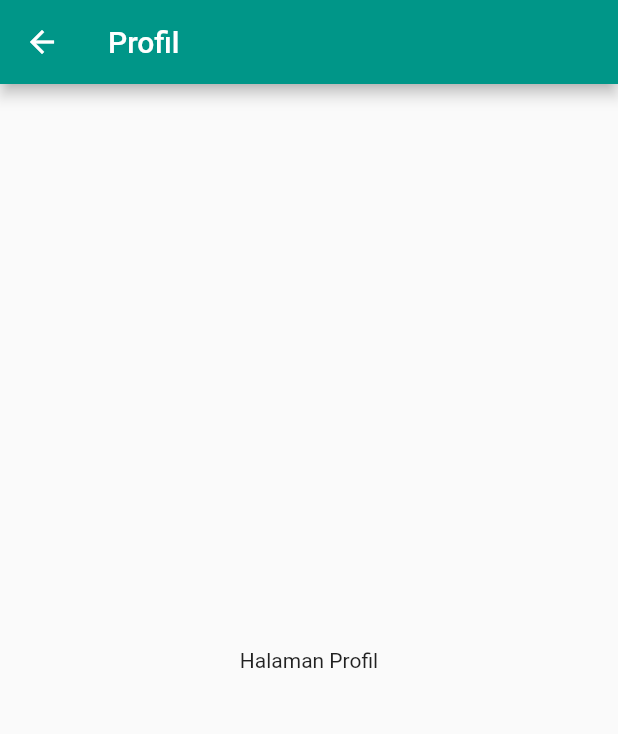
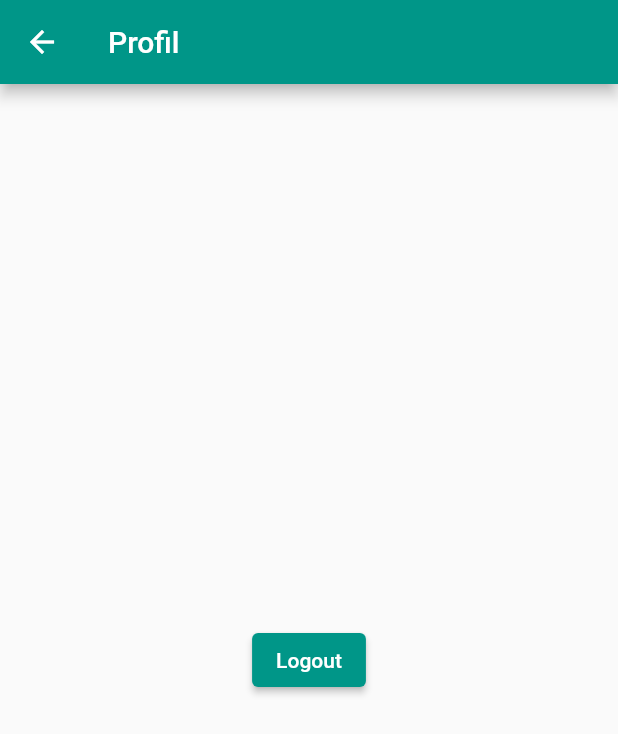
Before and after one commit to KoTA107-18/Mobile-Antrean-Babatan, a Flutter app: the Profil screen opened directly, on a phone screen of 412 x 824 dp. Shown: the top 734 px of the screen. Run offline on Flutter 3.47's test engine with Material 2 defaults, Android fonts, the light colour scheme and no system bars; missing offline and left inert: flutter_verification_code.

Commit message:
Logout Profil

```diff
--- a/lib/screen/profilScreen.dart
+++ b/lib/screen/profilScreen.dart
@@ -1,4 +1,5 @@
 import 'package:flutter/material.dart';
+import 'package:mobile_antrean_babatan/screen/loginScreen.dart';
 
 class Profil extends StatefulWidget {
   @override
@@ -13,7 +14,16 @@ class _ProfilState extends State<Profil> {
         title: Text("Profil"),
       ),
       body: Center(
-        child: Text("Halaman Profil"),
+        child: ElevatedButton(
+          child: Text(
+            'Logout',
+            style: TextStyle(color: Colors.white),
+          ),
+          onPressed: () {
+            Navigator.pushReplacement(
+                context, MaterialPageRoute(builder: (context) => Login()));
+          },
+        ),
       ),
     );
   }
```
